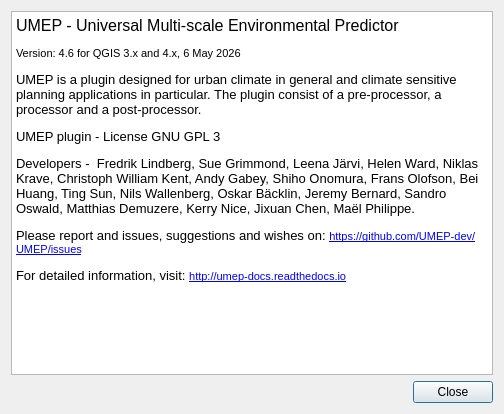
Before: the Qt Designer form UMEP_about.ui in UMEP-dev/UMEP, drawn with Qt 5.
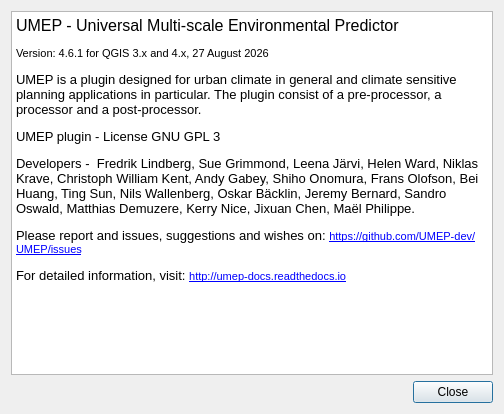
After: the same form once the commit is applied.

What changed in the file:
```diff
--- a/UMEP_about.ui
+++ b/UMEP_about.ui
@@ -31,7 +31,7 @@
 p, li { white-space: pre-wrap; }
 &lt;/style&gt;&lt;/head&gt;&lt;body style=&quot; font-family:'MS Shell Dlg 2'; font-size:7.8pt; font-weight:400; font-style:normal;&quot;&gt;
 &lt;p style=&quot; margin-top:0px; margin-bottom:0px; margin-left:0px; margin-right:0px; -qt-block-indent:0; text-indent:0px;&quot;&gt;&lt;span style=&quot; font-size:12pt;&quot;&gt;UMEP - Universal Multi-scale Environmental Predictor &lt;/span&gt;&lt;/p&gt;
-&lt;p style=&quot; margin-top:12px; margin-bottom:12px; margin-left:0px; margin-right:0px; -qt-block-indent:0; text-indent:0px;&quot;&gt;&lt;span style=&quot; font-size:8pt;&quot;&gt;Version: 4.6 for QGIS 3.x and 4.x, 6 May 2026&lt;/span&gt;&lt;/p&gt;
+&lt;p style=&quot; margin-top:12px; margin-bottom:12px; margin-left:0px; margin-right:0px; -qt-block-indent:0; text-indent:0px;&quot;&gt;&lt;span style=&quot; font-size:8pt;&quot;&gt;Version: 4.6.1 for QGIS 3.x and 4.x, 27 August 2026&lt;/span&gt;&lt;/p&gt;
 &lt;p style=&quot; margin-top:12px; margin-bottom:12px; margin-left:0px; margin-right:0px; -qt-block-indent:0; text-indent:0px;&quot;&gt;&lt;span style=&quot; font-size:10pt;&quot;&gt;UMEP is a plugin designed for urban climate in general and climate sensitive planning applications in particular. The plugin consist of a pre-processor, a processor and a post-processor.&lt;/span&gt;&lt;/p&gt;
 &lt;p style=&quot; margin-top:12px; margin-bottom:12px; margin-left:0px; margin-right:0px; -qt-block-indent:0; text-indent:0px;&quot;&gt;&lt;span style=&quot; font-size:10pt;&quot;&gt;UMEP plugin - License GNU GPL 3&lt;/span&gt;&lt;/p&gt;
 &lt;p style=&quot; margin-top:12px; margin-bottom:12px; margin-left:0px; margin-right:0px; -qt-block-indent:0; text-indent:0px;&quot;&gt;&lt;span style=&quot; font-size:10pt;&quot;&gt;Developers -  Fredrik Lindberg, Sue Grimmond, Leena Järvi, Helen Ward, Niklas Krave, Christoph William Kent, Andy Gabey, Shiho Onomura, Frans Olofson, Bei Huang, Ting Sun, Nils Wallenberg, Oskar Bäcklin, Jeremy Bernard, Sandro Oswald, Matthias Demuzere, Kerry Nice, Jixuan Chen, Maël Philippe.&lt;/span&gt;&lt;/p&gt;
```
